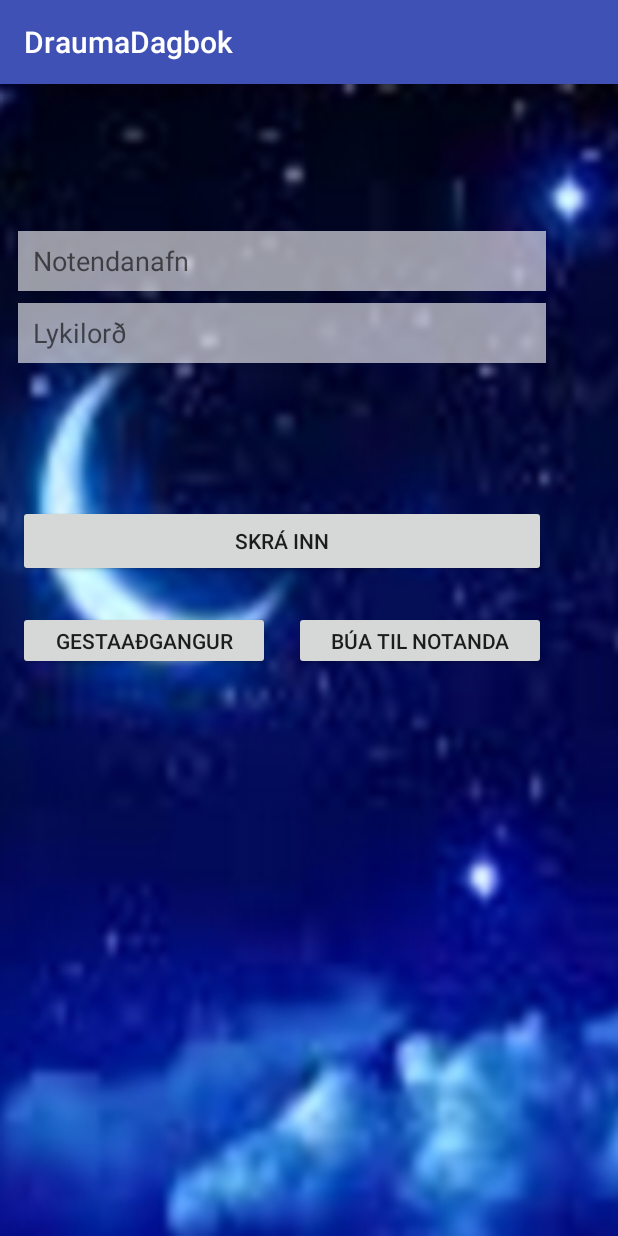
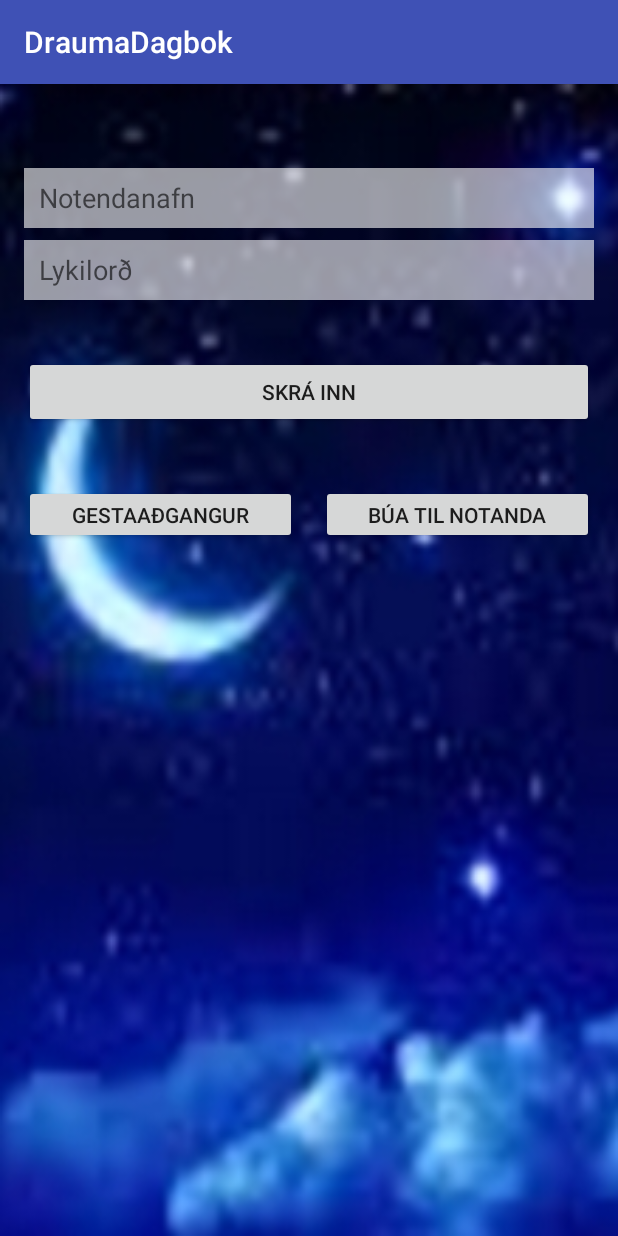
Before and after one commit to hag56/DreamDiaryApp, an Android app: the screen it shows after launch (LoginActivity), on a phone screen of 412 x 824 dp. Run offline under Robolectric (Android 15) with nearby library versions, the phone set to English and light mode, and no system bars; libraries missing offline, so code that uses them is left out: org.springframework.util.

Commit message:
sexy sideways functionality

```diff
--- a/app/src/main/res/layout/activity_login.xml
+++ b/app/src/main/res/layout/activity_login.xml
@@ -11,19 +11,22 @@
     android:layout_alignParentStart="true"
     android:layout_alignParentTop="true"
     android:background="@mipmap/login_bg"
-    android:padding="4dp"
     tools:context="is.hi.hbv601g.draumadagbok.activity.LoginActivity">
 
 
     <LinearLayout
         android:id="@+id/LogIn"
-        android:layout_width="368dp"
+        android:layout_width="0dp"
         android:layout_height="wrap_content"
+        android:layout_marginLeft="8dp"
+        android:layout_marginRight="8dp"
         android:layout_marginTop="2dp"
         android:orientation="horizontal"
         app:layout_constraintBottom_toTopOf="@+id/takkar"
+        app:layout_constraintLeft_toLeftOf="parent"
+        app:layout_constraintRight_toRightOf="parent"
         app:layout_constraintTop_toBottomOf="@+id/errorGluggi"
-        tools:layout_editor_absoluteX="8dp">
+        app:layout_constraintVertical_bias="0.24000001">
 
         <Button
             android:id="@+id/login_button"
@@ -41,41 +44,20 @@
     </LinearLayout>
 
     <LinearLayout
-        android:id="@+id/errorGluggi"
-        android:layout_width="368dp"
-        android:layout_height="wrap_content"
-        android:layout_marginTop="0dp"
-        android:layout_weight="1"
-        android:orientation="horizontal"
-        app:layout_constraintTop_toBottomOf="@+id/linearLayout"
-        tools:layout_editor_absoluteX="8dp">
-
-        <TextView
-            android:id="@+id/textView2"
-            android:layout_width="0dp"
-            android:layout_height="wrap_content"
-            android:layout_marginEnd="8dp"
-            android:layout_marginLeft="8dp"
-            android:layout_marginRight="8dp"
-            android:layout_marginStart="8dp"
-            android:layout_marginTop="8dp"
-            android:layout_weight="0.96"
-            android:text=" "
-            android:textColor="@android:color/background_light"
-            app:layout_constraintLeft_toLeftOf="parent"
-            app:layout_constraintRight_toRightOf="parent"
-            app:layout_constraintTop_toBottomOf="@+id/editText2" />
-    </LinearLayout>
-
-    <LinearLayout
         android:id="@+id/takkar"
-        android:layout_width="368dp"
+        android:layout_width="0dp"
         android:layout_height="55dp"
+        android:layout_marginBottom="8dp"
+        android:layout_marginLeft="8dp"
+        android:layout_marginRight="8dp"
         android:layout_marginTop="80dp"
         android:layout_weight="1"
         android:orientation="horizontal"
+        app:layout_constraintBottom_toBottomOf="parent"
+        app:layout_constraintLeft_toLeftOf="parent"
+        app:layout_constraintRight_toRightOf="parent"
         app:layout_constraintTop_toBottomOf="@+id/errorGluggi"
-        tools:layout_editor_absoluteX="8dp">
+        app:layout_constraintVertical_bias="0.01999998">
 
         <Button
             android:id="@+id/skip_button"
@@ -116,13 +98,16 @@
 
     <LinearLayout
         android:id="@+id/linearLayout"
-        android:layout_width="368dp"
-        android:layout_height="146dp"
-        android:layout_marginTop="86dp"
+        android:layout_width="0dp"
+        android:layout_height="wrap_content"
+        android:layout_marginLeft="8dp"
+        android:layout_marginRight="8dp"
+        android:layout_marginTop="48dp"
         android:layout_weight="1"
         android:orientation="vertical"
-        app:layout_constraintTop_toTopOf="parent"
-        tools:layout_editor_absoluteX="8dp">
+        app:layout_constraintLeft_toLeftOf="parent"
+        app:layout_constraintRight_toRightOf="parent"
+        app:layout_constraintTop_toTopOf="parent">
 
         <EditText
             android:id="@+id/editText"
@@ -165,4 +150,34 @@
             tools:layout_editor_absoluteY="988dp" />
     </LinearLayout>
 
+    <LinearLayout
+        android:id="@+id/errorGluggi"
+        android:layout_width="0dp"
+        android:layout_height="wrap_content"
+        android:layout_marginLeft="8dp"
+        android:layout_marginRight="8dp"
+        android:layout_marginTop="-1dp"
+        android:layout_weight="1"
+        android:orientation="horizontal"
+        app:layout_constraintLeft_toLeftOf="parent"
+        app:layout_constraintRight_toRightOf="parent"
+        app:layout_constraintTop_toBottomOf="@+id/linearLayout">
+
+        <TextView
+            android:id="@+id/textView2"
+            android:layout_width="0dp"
+            android:layout_height="wrap_content"
+            android:layout_marginEnd="8dp"
+            android:layout_marginLeft="8dp"
+            android:layout_marginRight="8dp"
+            android:layout_marginStart="8dp"
+            android:layout_marginTop="8dp"
+            android:layout_weight="0.96"
+            android:text=" "
+            android:textColor="@android:color/background_light"
+            app:layout_constraintLeft_toLeftOf="parent"
+            app:layout_constraintRight_toRightOf="parent"
+            app:layout_constraintTop_toBottomOf="@+id/editText2" />
+    </LinearLayout>
+
 </android.support.constraint.ConstraintLayout>
```
Also changed, not shown: app/src/main/res/layout/activity_log_dream.xml (+4 -5 lines), app/src/main/res/layout/activity_main.xml (+15 -7 lines), app/src/main/res/layout/activity_show_dream.xml (+8 -6 lines), app/src/main/res/layout/activity_signup.xml (+41 -29 lines), app/src/main/res/layout/list_item_dream.xml (+12 -6 lines), 1 other file.
